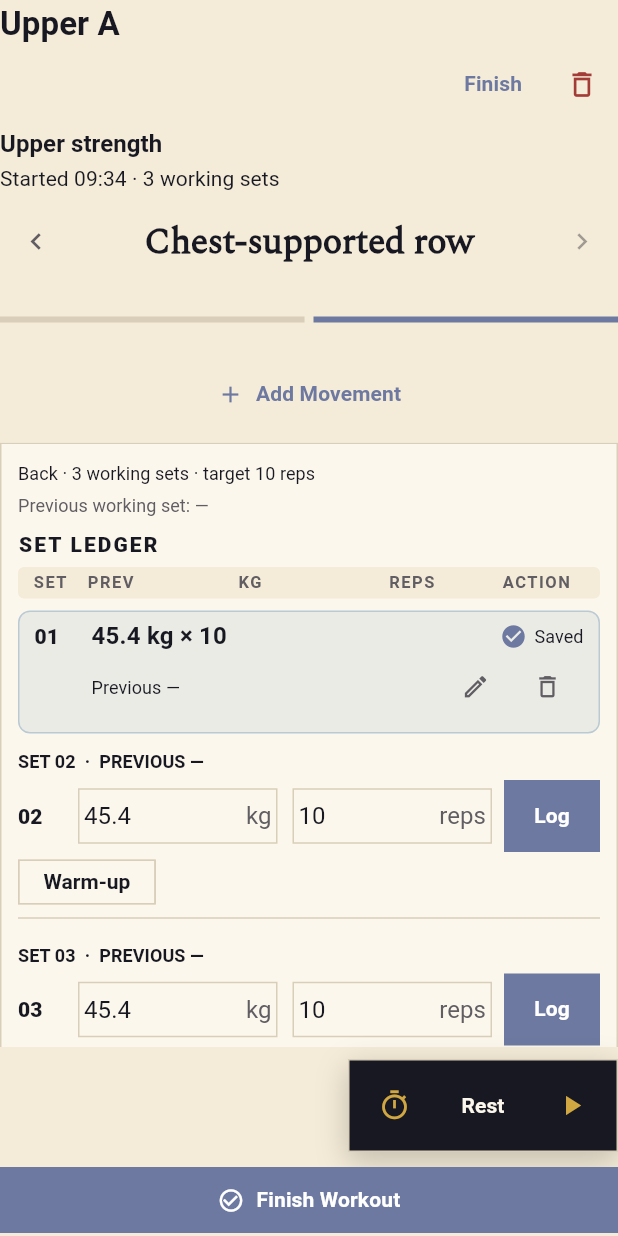
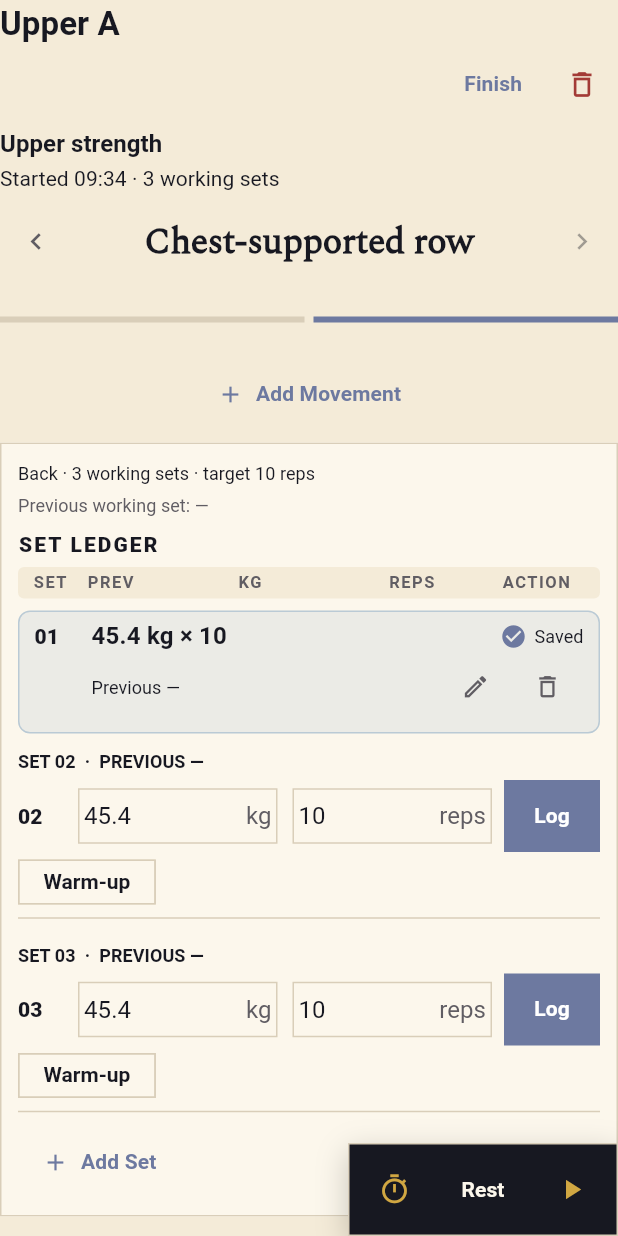
Before and after one commit to jsalg-byte/transmute-flutter, a Flutter app: the _SessionBody widget shown alone on an empty page, opened directly with sample values from the repository, on a phone screen of 412 x 824 dp. Run offline on Flutter 3.47's test engine with Material 3 defaults, Android fonts, the phone set to English and light mode, and no system bars; our stand-ins replace dio, flutter_riverpod, flutter_secure_storage, flutter_svg, freezed_annotation, go_router and 3 more; missing offline and left inert: mobile_scanner; accounts and stored records are empty.

Commit message:
Unify active workout scroll container and dock rest timer in bottom right corner

```diff
--- a/lib/features/active_session/presentation/active_session_screen.dart
+++ b/lib/features/active_session/presentation/active_session_screen.dart
@@ -720,7 +720,11 @@
               );
         return Stack(
           children: [
-            Column(
+            Positioned.fill(
+              child: SingleChildScrollView(
+                controller: _compactScrollController,
+                padding: const EdgeInsets.only(bottom: 96),
+                child: Column(
                   crossAxisAlignment: CrossAxisAlignment.start,
                   children: [
                     Text(
@@ -780,41 +784,19 @@
                         style: Theme.of(context).textTheme.bodySmall,
                       ),
                     const SizedBox(height: 8),
-                Expanded(
-                  child: wide
-                      ? SingleChildScrollView(
-                          padding: const EdgeInsets.only(bottom: 16),
-                          child: movement,
-                        )
-                      : ListView(
-                          controller: _compactScrollController,
-                          padding: const EdgeInsets.only(bottom: 16),
-                          children: [movement],
-                        ),
-                ),
-                if (selected != null) ...[
-                  const SizedBox(height: 8),
-                  if (compact) ...[
-                    Align(
-                      alignment: Alignment.centerRight,
+                    movement,
+                    if (action != null) ...[
+                      const SizedBox(height: 16),
+                      SizedBox(width: double.infinity, child: action),
+                    ],
+                  ],
+                ),
+              ),
+            ),
+            Positioned(
+              right: 0,
+              bottom: 0,
               child: _RestTimer(session: session),
-                    ),
-                    const SizedBox(height: 8),
-                    SizedBox(width: double.infinity, child: action),
-                  ] else
-                    Row(
-                      children: [
-                        _RestTimer(session: session),
-                        const SizedBox(width: 12),
-                        Expanded(child: action!),
-                      ],
-                    ),
-                ] else
-                  Align(
-                    alignment: Alignment.centerRight,
-                    child: _RestTimer(session: session),
-                  ),
-              ],
             ),
           ],
         );
```
Also changed, not shown: 4 other files. Lines whose indentation alone changed are shown as unchanged.
